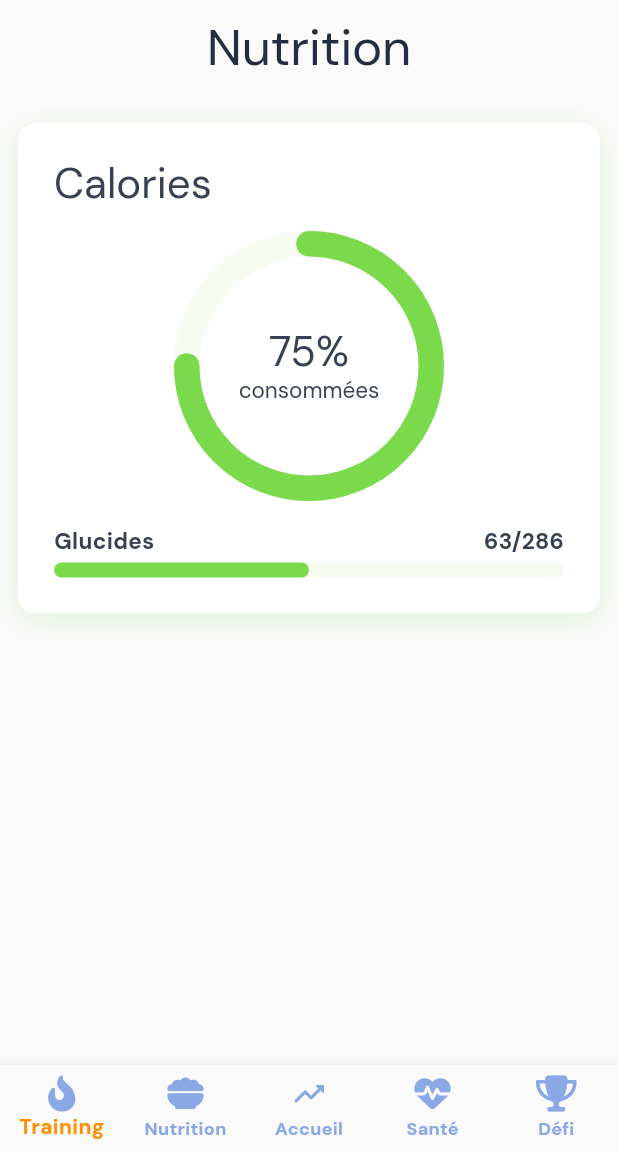
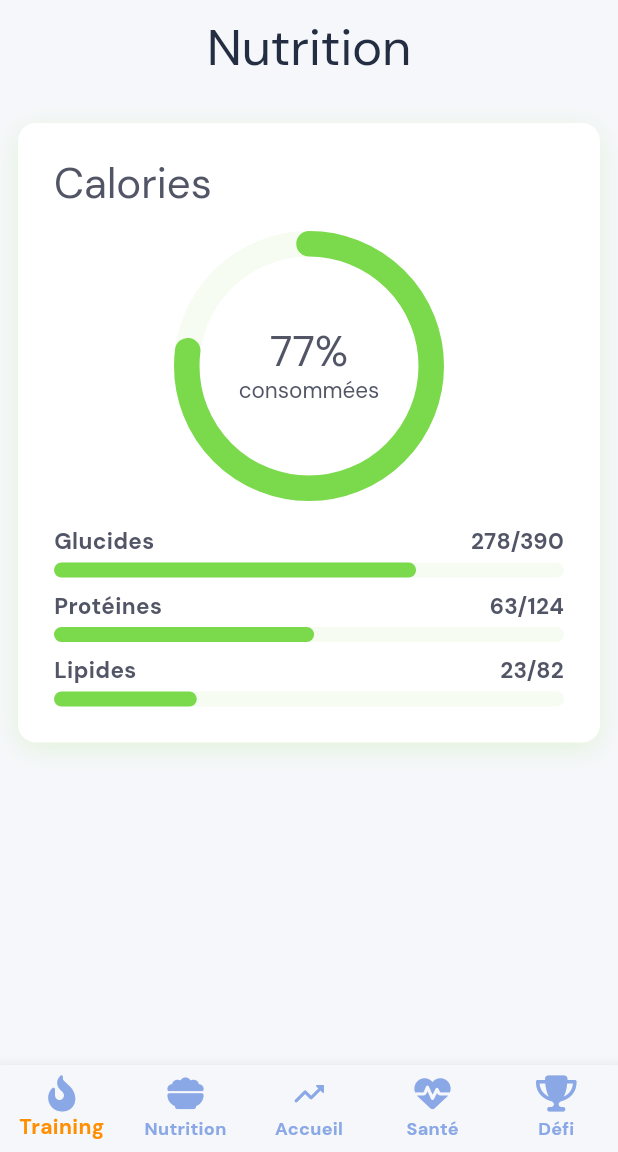
Before and after one commit to sofian-bali/Improve-U, a Flutter app: the screen it shows after launch, item 2 of the bottom bar chosen, on a phone screen of 412 x 824 dp, the part 84-1236 px from its top. Run offline on Flutter 3.47's test engine with Material 3 defaults, Android fonts, the phone set to English and light mode, and no system bars; drawn by our look-alikes of percent_indicator; our stand-ins replace font_awesome_flutter.

Commit message:
🎨 Update theme color | 13/05

```diff
--- a/frontend/improve_u/lib/theme/main_theme.dart
+++ b/frontend/improve_u/lib/theme/main_theme.dart
@@ -2,12 +2,12 @@ import 'package:flutter/material.dart';
 
 class CustomColors {
   static const Color neutreGris0 = Color(0xFFFFFFFF);
-  static const Color neutreGris50 = Color(0xFFFAFAFA);
-  static const Color neutreGris100 = Color(0xFFD1D5DB);
-  static const Color neutreGris300 = Color(0xFF9CA3AF);
-  static const Color neutreGris500 = Color(0xFF4B5563);
-  static const Color neutreGris700 = Color(0xFF374151);
-  static const Color neutreGris900 = Color(0xFF09090B);
+  static const Color neutreGris50 = Color(0xFFF6F7FB);
+  static const Color neutreGris100 = Color(0xFFE8E9ED);
+  static const Color neutreGris300 = Color(0xFFD5D6DD);
+  static const Color neutreGris500 = Color(0xFF9DA0AF);
+  static const Color neutreGris700 = Color(0xFF525566);
+  static const Color neutreGris900 = Color(0xFF0D0D0D);
 
   static const Color primaireBleu50 = Color(0xFFF0F5FF);
   static const Color primaireBleu300 = Color(0xFFACBFE5);
--- a/frontend/improve_u/lib/ui/screens/nutrition.dart
+++ b/frontend/improve_u/lib/ui/screens/nutrition.dart
@@ -20,10 +20,8 @@ class NutritionPage extends StatelessWidget {
               children: [
                 Text(
                   'Nutrition',
-                  style: Theme.of(context)
-                      .textTheme
-                      .displayLarge
-                      ?.copyWith(color: Theme.of(context).colorScheme.onPrimary),
+                  style: Theme.of(context).textTheme.displayLarge?.copyWith(
+                      color: Theme.of(context).colorScheme.onPrimary),
                 ),
               ],
             ),
--- /dev/null
+++ b/frontend/improve_u/lib/ui/widgets/custom_progress_bar.dart
@@ -0,0 +1,50 @@
+import 'package:flutter/material.dart';
+import 'package:percent_indicator/linear_percent_indicator.dart';
+
+class CustomProgressBar extends StatelessWidget {
+  final String name;
+  final int value;
+  final int valueTotal;
+
+  const CustomProgressBar(
+      {super.key,
+      required this.name,
+      required this.value,
+      required this.valueTotal});
+
+  @override
+  Widget build(BuildContext context) {
+    double percent = ((value * 100) / valueTotal) / 100;
+    double roundedPercent = double.parse(percent.toStringAsFixed(2));
+
+    return SizedBox(
+      width: double.infinity,
+      child: Column(
+        children: [
+          /// Nom de la progress bar
+          Row(
+            mainAxisAlignment: MainAxisAlignment.spaceBetween,
+            children: [Text(name), Text('$value/$valueTotal')],
+          ),
+
+          /// Gap
+          const SizedBox(
+            height: 4,
+          ),
+
+          /// Barre de progression
+          LinearPercentIndicator(
+            padding: EdgeInsets.zero,
+            lineHeight: 10.0,
+            percent: roundedPercent,
+            backgroundColor: Theme.of(context).colorScheme.secondaryContainer,
+            progressColor: Theme.of(context).colorScheme.secondary,
+            animation: true,
+            animationDuration: 500,
+            barRadius: const Radius.circular(8),
+          ),
+        ],
+      ),
+    );
+  }
+}
--- a/frontend/improve_u/lib/ui/widgets/nutrition/nutrition_progress_card.dart
+++ b/frontend/improve_u/lib/ui/widgets/nutrition/nutrition_progress_card.dart
@@ -1,5 +1,5 @@
 import 'package:flutter/material.dart';
-import 'package:flutter/widgets.dart';
+import 'package:improve_u/ui/widgets/custom_progress_bar.dart';
 import 'package:percent_indicator/circular_percent_indicator.dart';
 import 'package:percent_indicator/linear_percent_indicator.dart';
 
@@ -49,7 +49,7 @@ class NutritionProgressCard extends StatelessWidget {
               child: CircularPercentIndicator(
                 radius: 90.0,
                 lineWidth: 17.0,
-                percent: .75,
+                percent: .77,
                 animation: true,
                 animationDuration: 1000,
                 circularStrokeCap: CircularStrokeCap.round,
@@ -57,7 +57,7 @@ class NutritionProgressCard extends StatelessWidget {
                   mainAxisAlignment: MainAxisAlignment.center,
                   children: [
                     Text(
-                      '75%',
+                      '77%',
                       style: Theme.of(context).textTheme.displayMedium,
                     ),
                     Text(
@@ -77,37 +77,34 @@ class NutritionProgressCard extends StatelessWidget {
               height: 16,
             ),
 
-            /// Macronutriments progression
-            SizedBox(
-              width: double.infinity,
-              child: Column(
-                children: [
-                  /// Nom du macronutriment
-                  const Row(
-                    mainAxisAlignment: MainAxisAlignment.spaceBetween,
-                    children: [Text('Glucides'), Text('63/286')],
-                  ),
+            /// Glucides
+            const CustomProgressBar(
+              name: 'Glucides',
+              value: 278,
+              valueTotal: 390,
+            ),
 
-                  /// Gap
-                  const SizedBox(
-                    height: 4,
-                  ),
+            const SizedBox(
+              height: 8,
+            ),
 
-                  /// Barre de progression
-                  LinearPercentIndicator(
-                    padding: EdgeInsets.zero,
-                    lineHeight: 10.0,
-                    percent: .5,
-                    backgroundColor:
-                        Theme.of(context).colorScheme.secondaryContainer,
-                    progressColor: Theme.of(context).colorScheme.secondary,
-                    animation: true,
-                    animationDuration: 500,
-                    barRadius: const Radius.circular(8),
-                  ),
-                ],
-              ),
-            )
+            /// Protéines
+            const CustomProgressBar(
+              name: 'Protéines',
+              value: 63,
+              valueTotal: 124,
+            ),
+
+            const SizedBox(
+              height: 8,
+            ),
+
+            /// Lipides
+            const CustomProgressBar(
+              name: 'Lipides',
+              value: 23,
+              valueTotal: 82,
+            ),
           ],
         ),
       ),
```
